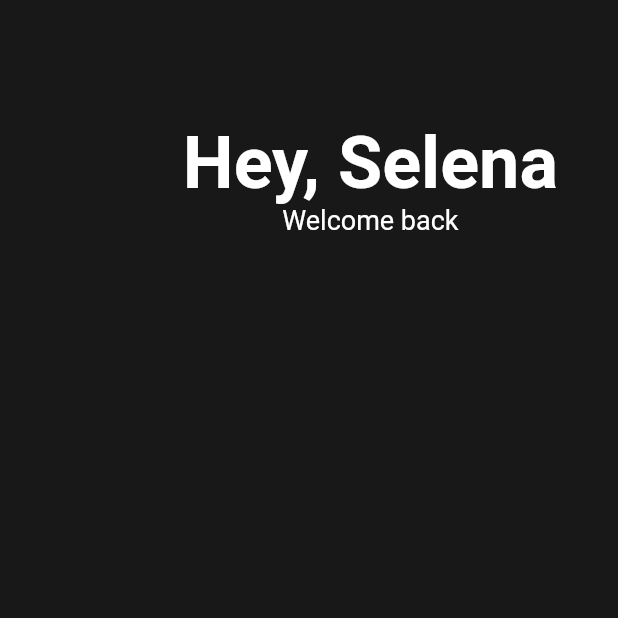
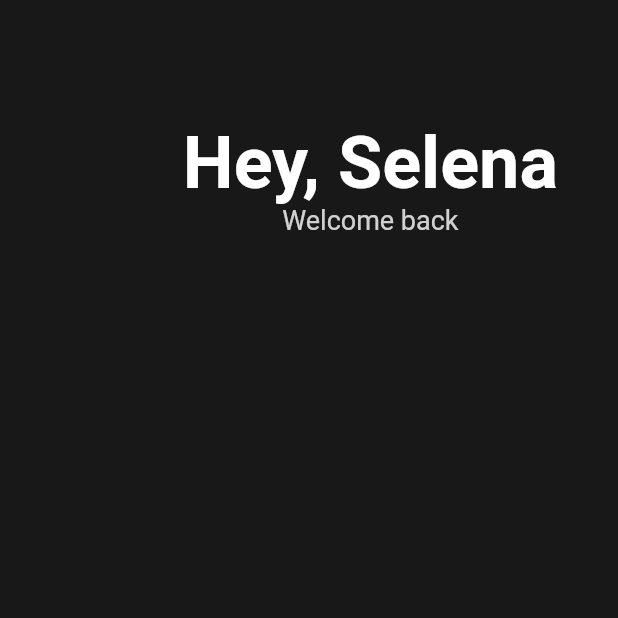
Before and after one commit to gonnabea/flutter-mini, a Flutter app: the screen it shows after launch, on a phone screen of 412 x 824 dp, the top half of it. Run offline on Flutter 3.47's test engine with Material 2 defaults, Android fonts, the phone set to English and light mode, and no system bars.

```diff
--- a/lib/main.dart
+++ b/lib/main.dart
@@ -38,7 +38,7 @@ class App extends StatelessWidget {
                             fontWeight: FontWeight.w700)),
                     Text('Welcome back',
                         style: TextStyle(
-                          color: Colors.white.withOpacity(1),
+                          color: Color.fromRGBO(255, 255, 255, 0.8),
                           fontSize: 18
                         )
                     ),
```
